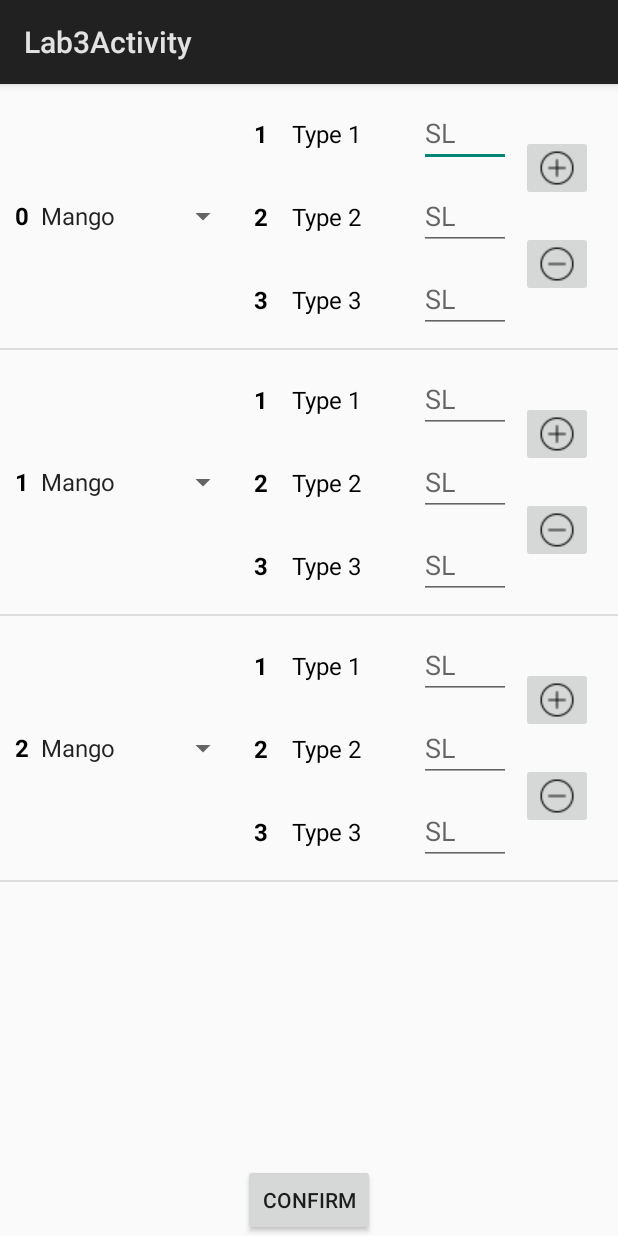
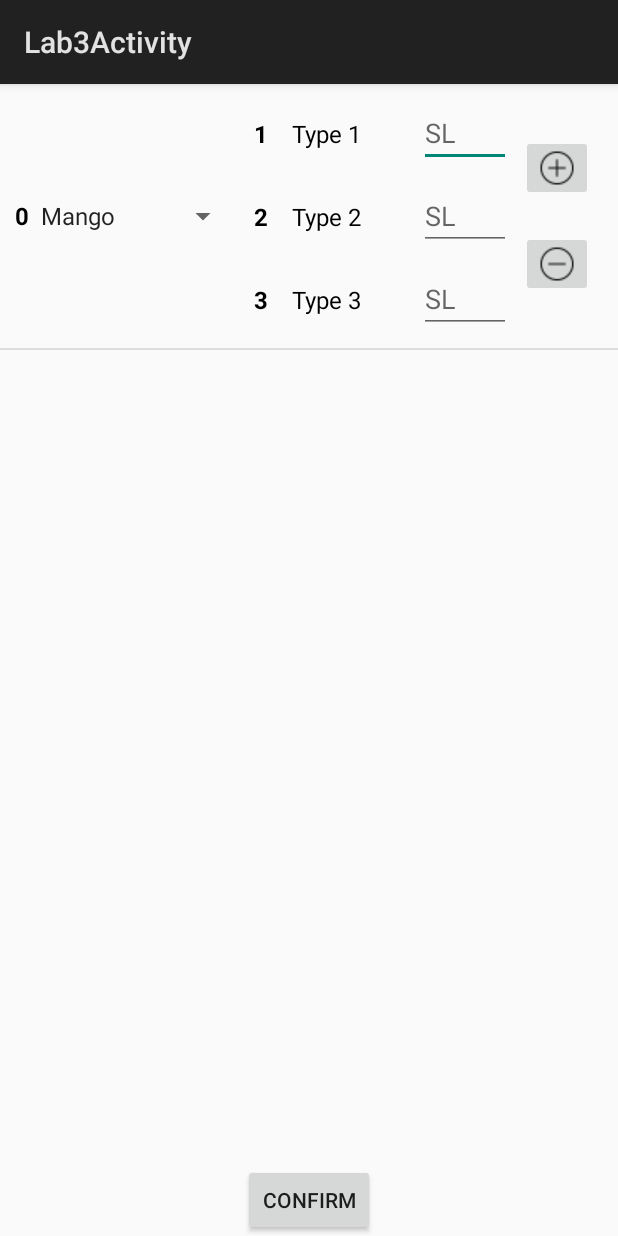
Before and after one commit to Tuh11343/LabThucTap, an Android app: the Lab3Activity screen opened directly, with no data from a screen before it, on a phone screen of 412 x 824 dp. Run offline under Robolectric (Android 15) with nearby library versions, the phone set to English and light mode, and no system bars.

Commit message:
Cap nhat

```diff
--- a/app/src/main/java/com/example/myapplication/views/Lab3Activity.kt
+++ b/app/src/main/java/com/example/myapplication/views/Lab3Activity.kt
@@ -41,21 +41,8 @@ class Lab3Activity : ComponentActivity() {
             ProductType("Type 3", 0)
         )
 
-        val productTypeList2 = mutableListOf(
-            ProductType("Type 1", 0),
-            ProductType("Type 2", 0),
-            ProductType("Type 3", 0)
-        )
-
-        val productTypeList3 = mutableListOf(
-            ProductType("Type 1", 0),
-            ProductType("Type 2", 0),
-            ProductType("Type 3", 0)
-        )
 
         itemAdapterList.add(Item(productList, productTypeList1))
-        itemAdapterList.add(Item(productList, productTypeList2))
-        itemAdapterList.add(Item(productList, productTypeList3))
 
         adapter = Lab3ItemAdapter(itemAdapterList,object:Lab3Listener{
             override fun add() {
--- a/app/src/main/res/layout/custom_dialog.xml
+++ b/app/src/main/res/layout/custom_dialog.xml
@@ -5,7 +5,8 @@
     xmlns:tools="http://schemas.android.com/tools"
     xmlns:app="http://schemas.android.com/apk/res-auto"
     android:orientation="vertical"
-    android:background="@color/material_dynamic_primary70">
+    android:background="@color/white"
+    >
 
     <androidx.recyclerview.widget.RecyclerView
         android:id="@+id/recyclerView"
```
